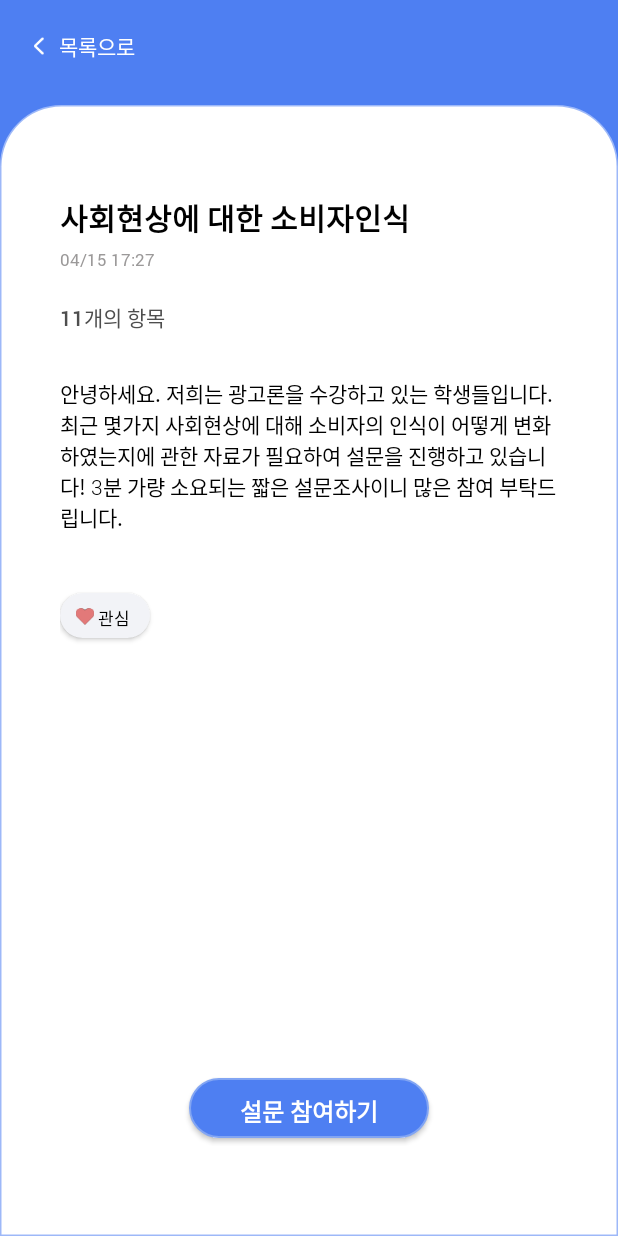
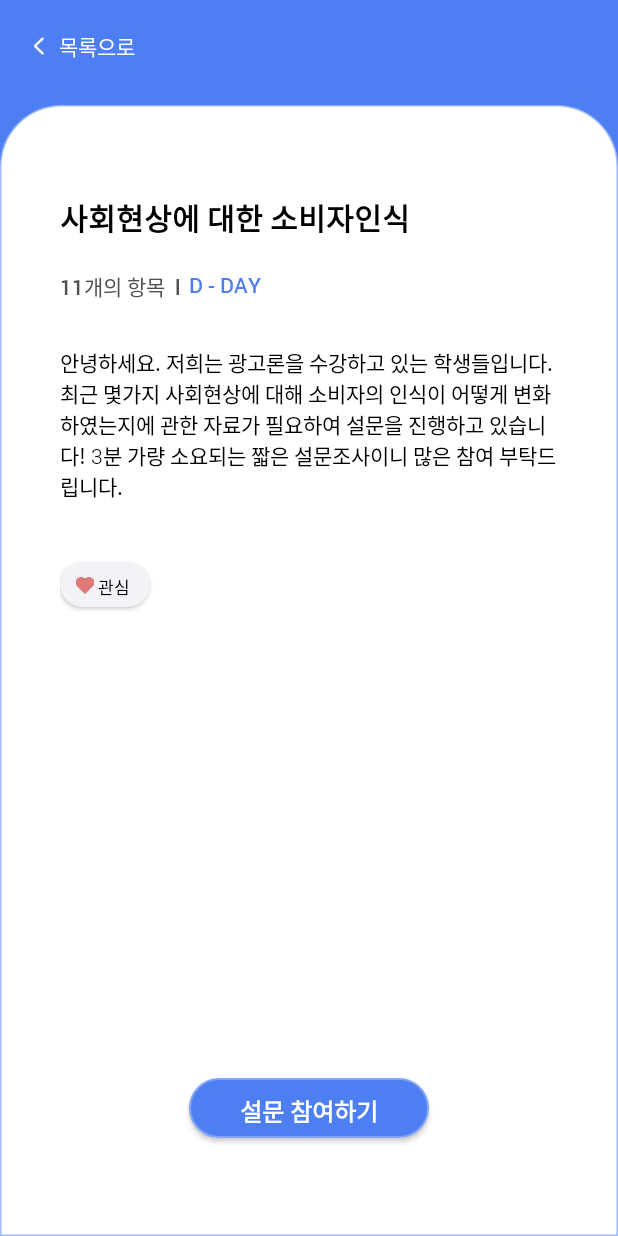
Before and after one commit to umc-moamoa/umc, an Android app: the FormDetailActivity screen opened directly, with no data from a screen before it, on a phone screen of 412 x 824 dp. Run offline under Robolectric (Android 15) with nearby library versions, the phone set to English and light mode, and no system bars.

Commit message:
나의 설문조사 그리드 어댑터 수정, 디데이 추가

```diff
--- a/app/src/main/java/com/example/umc_hackathon/post/FormDetailActivity.kt
+++ b/app/src/main/java/com/example/umc_hackathon/post/FormDetailActivity.kt
@@ -63,6 +63,9 @@ class FormDetailActivity : AppCompatActivity(), PostDetailView {
 
     override fun onGetPostDetailSuccess(result: PostDetailResult) {
         binding.formDetailTitleTv.text = result.title
+        binding.formDetailItemCountTv.text = result.qCount.toString() + "개의 항목  l"
+        binding.formDetailInfoTv.text = result.content
+
         if(result.myPost) {
             binding.formDetailParticipateBtn.isInvisible
             binding.formDetailUpdateBtn.isVisible
@@ -80,6 +83,7 @@ class FormDetailActivity : AppCompatActivity(), PostDetailView {
                 binding.formDetailLikeSelectedIv.isInvisible
             }
         }
+
         Log.d("PostDetail / ", "상세페이지를 불러오는데 성공했습니다")
     }
 
--- a/app/src/main/java/com/example/umc_hackathon/post/MySurveyActivity.kt
+++ b/app/src/main/java/com/example/umc_hackathon/post/MySurveyActivity.kt
@@ -4,8 +4,8 @@ import android.content.Intent
 import androidx.appcompat.app.AppCompatActivity
 import android.os.Bundle
 import android.util.Log
+import androidx.recyclerview.widget.GridLayoutManager
 import androidx.recyclerview.widget.LinearLayoutManager
-import com.example.umc_hackathon.MySurveyGridRAdapter
 import com.example.umc_hackathon.auth.MyPageActivity
 import com.example.umc_hackathon.databinding.ActivityMySurveyBinding
 
@@ -19,7 +19,7 @@ class MySurveyActivity : AppCompatActivity(), MySurveyView {
         setContentView(binding.root)
 
         // 어댑터
-        binding.mySurveyRv.layoutManager = LinearLayoutManager(this, LinearLayoutManager.VERTICAL, false)
+        binding.mySurveyRv.layoutManager = GridLayoutManager(this, 2)
         binding.mySurveyRv.setHasFixedSize(true)
         getMySurvey()
 
--- a/app/src/main/java/com/example/umc_hackathon/post/MySurveyResponse.kt
+++ b/app/src/main/java/com/example/umc_hackathon/post/MySurveyResponse.kt
@@ -13,5 +13,5 @@ data class MySurveyList (
     @SerializedName("postTitle") val postTitle: String,
     @SerializedName("point") val point: Int,
     @SerializedName("postResultCount") val postResultCount: Int,
-    @SerializedName("qCount") val qCount: Int
+    @SerializedName("qcount") val qcount: Int
 )
--- a/app/src/main/res/layout/activity_form_detail.xml
+++ b/app/src/main/res/layout/activity_form_detail.xml
@@ -1,6 +1,5 @@
 <?xml version="1.0" encoding="utf-8"?>
-<androidx.constraintlayout.widget.ConstraintLayout
-    xmlns:android="http://schemas.android.com/apk/res/android"
+<androidx.constraintlayout.widget.ConstraintLayout xmlns:android="http://schemas.android.com/apk/res/android"
     xmlns:app="http://schemas.android.com/apk/res-auto"
     xmlns:tools="http://schemas.android.com/tools"
     android:id="@+id/form_detail_cl"
@@ -61,28 +60,29 @@
             app:layout_constraintTop_toTopOf="parent" />
 
         <TextView
-            android:id="@+id/form_detail_deadline_tv"
-            android:layout_width="wrap_content"
-            android:layout_height="wrap_content"
-            android:layout_marginTop="5dp"
-            android:fontFamily="@font/roboto_regular"
-            android:text="04/15 17:27"
-            android:textColor="#9b9999"
-            android:textSize="11sp"
-            app:layout_constraintStart_toStartOf="parent"
-            app:layout_constraintTop_toBottomOf="@id/form_detail_title_tv" />
-
-        <TextView
             android:id="@+id/form_detail_item_count_tv"
             android:layout_width="wrap_content"
             android:layout_height="wrap_content"
             android:layout_marginTop="20dp"
             android:fontFamily="@font/roboto_medium"
-            android:text="11개의 항목"
+            android:text="11개의 항목  l"
             android:textColor="@color/greyish_brown"
             android:textSize="14sp"
             app:layout_constraintStart_toStartOf="parent"
-            app:layout_constraintTop_toBottomOf="@id/form_detail_deadline_tv" />
+            app:layout_constraintTop_toBottomOf="@id/form_detail_title_tv" />
+
+        <TextView
+            android:id="@+id/form_detail_item_deadline_tv"
+            android:layout_width="wrap_content"
+            android:layout_height="wrap_content"
+            android:layout_marginStart="6dp"
+            android:layout_marginTop="20dp"
+            android:fontFamily="@font/roboto_medium"
+            android:text="D - DAY"
+            android:textColor="@color/dodger_blue"
+            android:textSize="14sp"
+            app:layout_constraintStart_toEndOf="@id/form_detail_item_count_tv"
+            app:layout_constraintTop_toBottomOf="@id/form_detail_title_tv" />
 
         <TextView
             android:id="@+id/form_detail_info_tv"
@@ -139,7 +139,6 @@
 
             <TextView
                 android:id="@+id/form_delete_tv"
-                android:visibility="invisible"
                 android:layout_width="wrap_content"
                 android:layout_height="wrap_content"
                 android:layout_marginStart="25dp"
@@ -147,7 +146,8 @@
                 android:fontFamily="@font/roboto_medium"
                 android:text="삭제"
                 android:textColor="@color/black"
-                android:textSize="11sp" />
+                android:textSize="11sp"
+                android:visibility="invisible" />
 
         </androidx.cardview.widget.CardView>
 
@@ -159,8 +159,8 @@
             android:background="@drawable/category_selected"
             android:fontFamily="@font/roboto_bold"
             android:text="설문 참여하기"
+            android:textColor="@color/white"
             android:textSize="16sp"
-            android:textColor="@color/white"
             app:layout_constraintBottom_toBottomOf="parent"
             app:layout_constraintEnd_toEndOf="parent"
             app:layout_constraintStart_toStartOf="parent" />
@@ -168,7 +168,6 @@
 
         <Button
             android:id="@+id/form_detail_update_btn"
-            android:visibility="invisible"
             android:layout_width="160dp"
             android:layout_height="40dp"
             android:layout_marginBottom="5dp"
@@ -176,6 +175,7 @@
             android:fontFamily="@font/roboto_bold"
             android:text="수정하기"
             android:textSize="16sp"
+            android:visibility="invisible"
             app:layout_constraintBottom_toBottomOf="parent"
             app:layout_constraintEnd_toEndOf="parent"
             app:layout_constraintStart_toStartOf="parent" />
```
Also changed, not shown: app/src/main/java/com/example/umc_hackathon/post/MySurveyGridRAdapter.kt (renamed from app/src/main/java/com/example/umc_hackathon/MySurveyGridRAdapter.kt, +4 -5 lines), app/src/main/res/layout/board_my_survey_item.xml (+20 -1 lines).
